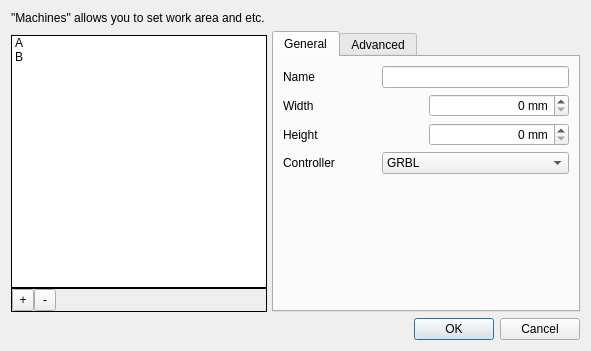
Qt form src/windows/machine-manager.ui (flux3dp/swiftray) before a commit.
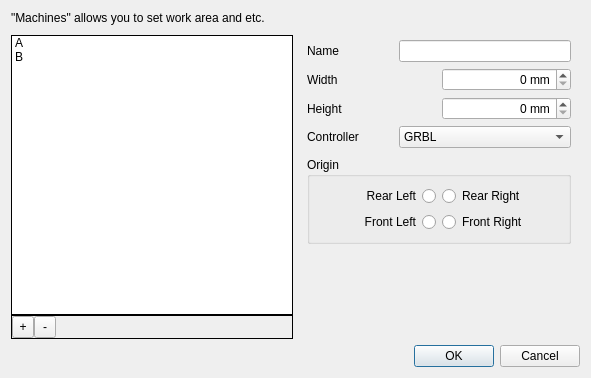
The same form after that commit.

Diff of the .ui file:
```diff
--- a/src/windows/machine-manager.ui
+++ b/src/windows/machine-manager.ui
@@ -7,7 +7,7 @@
     <x>0</x>
     <y>0</y>
     <width>591</width>
-    <height>351</height>
+    <height>378</height>
    </rect>
   </property>
   <property name="windowTitle">
@@ -159,21 +159,14 @@
       </widget>
      </item>
      <item>
-      <widget class="QTabWidget" name="editorTabs">
-       <property name="sizePolicy">
-        <sizepolicy hsizetype="Expanding" vsizetype="Expanding">
-         <horstretch>2</horstretch>
-         <verstretch>0</verstretch>
-        </sizepolicy>
+      <widget class="QFrame" name="frame">
+       <property name="frameShape">
+        <enum>QFrame::NoFrame</enum>
        </property>
-       <property name="currentIndex">
-        <number>0</number>
+       <property name="frameShadow">
+        <enum>QFrame::Raised</enum>
        </property>
-       <widget class="QWidget" name="generalTab">
-        <attribute name="title">
-         <string>General</string>
-        </attribute>
-        <layout class="QVBoxLayout" name="verticalLayout_3">
+       <layout class="QVBoxLayout" name="verticalLayout_8">
          <item>
           <layout class="QHBoxLayout" name="horizontalLayout_4">
            <item>
@@ -205,10 +198,7 @@
           </layout>
          </item>
          <item>
-          <layout class="QHBoxLayout" name="horizontalLayout_5">
-           <property name="rightMargin">
-            <number>0</number>
-           </property>
+         <layout class="QHBoxLayout" name="horizontalLayout_3">
            <item>
             <widget class="QLabel" name="widthLabel">
              <property name="text">
@@ -232,10 +222,7 @@
           </layout>
          </item>
          <item>
-          <layout class="QHBoxLayout" name="horizontalLayout_3">
-           <property name="bottomMargin">
-            <number>0</number>
-           </property>
+         <layout class="QHBoxLayout" name="horizontalLayout_5">
            <item>
             <widget class="QLabel" name="heightLabel">
              <property name="text">
@@ -259,7 +246,7 @@
           </layout>
          </item>
          <item>
-          <layout class="QHBoxLayout" name="horizontalLayout_7">
+         <layout class="QHBoxLayout" name="horizontalLayout_6">
            <property name="bottomMargin">
             <number>3</number>
            </property>
@@ -297,25 +284,7 @@
           </layout>
          </item>
          <item>
-          <spacer name="verticalSpacer">
-           <property name="orientation">
-            <enum>Qt::Vertical</enum>
-           </property>
-           <property name="sizeHint" stdset="0">
-            <size>
-             <width>20</width>
-             <height>40</height>
-            </size>
-           </property>
-          </spacer>
-         </item>
-        </layout>
-       </widget>
-       <widget class="QWidget" name="advancedTab">
-        <attribute name="title">
-         <string>Advanced</string>
-        </attribute>
-        <layout class="QVBoxLayout" name="verticalLayout_5">
+         <layout class="QVBoxLayout" name="verticalLayout_3">
          <item>
           <widget class="QGroupBox" name="originGroupBox">
            <property name="title">
@@ -350,7 +319,7 @@
              </layout>
             </item>
             <item>
-             <layout class="QHBoxLayout" name="horizontalLayout_9">
+              <layout class="QHBoxLayout" name="horizontalLayout_7">
               <item>
                <widget class="QRadioButton" name="frontLeftRadioButton">
                 <property name="layoutDirection">
@@ -373,8 +342,10 @@
            </layout>
           </widget>
          </item>
+         </layout>
+        </item>
          <item>
-          <spacer name="verticalSpacer_2">
+         <spacer name="verticalSpacer">
            <property name="orientation">
             <enum>Qt::Vertical</enum>
            </property>
@@ -387,7 +358,6 @@
           </spacer>
          </item>
         </layout>
-       </widget>
       </widget>
      </item>
     </layout>
```
Lines whose indentation alone changed are shown as unchanged.
